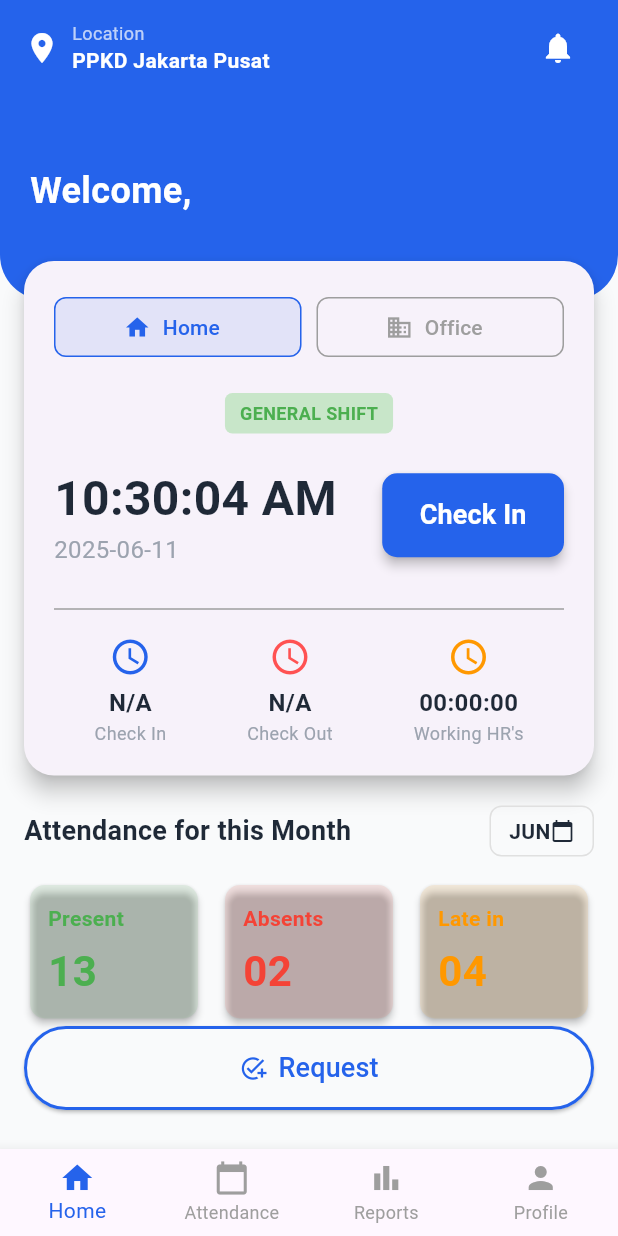
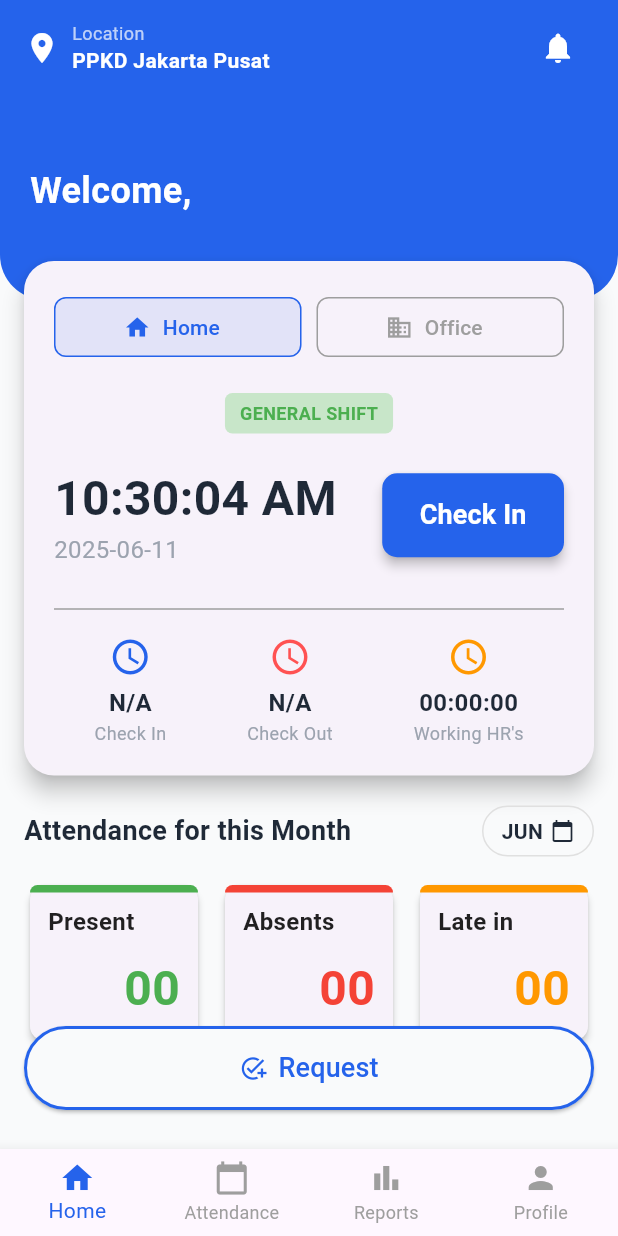
Before and after one commit to FarahAzhari/clockin_app_v1, a Flutter app: the MainScreen screen opened by its route, after a tap on "Home", on a phone screen of 412 x 824 dp. Run offline on Flutter 3.47's test engine with Material 3 defaults, Android fonts, the phone set to English and light mode, and no system bars; our stand-ins replace shared_preferences, sqflite; accounts and stored records are empty.

Commit message:
Add: Logic for Summary in Main Screen

```diff
--- a/lib/views/main_screen.dart
+++ b/lib/views/main_screen.dart
@@ -32,17 +32,17 @@ class _MainScreenState extends State<MainScreen> {
   Timer? _timer;
   AttendanceModel? _todayRecord;
 
-  // Placeholder for attendance summary counts (these would typically come from a service)
-  final int _presentCount = 13;
-  final int _absentCount = 2;
-  final int _lateInCount = 4;
+  // Actual values for attendance summary counts (no longer final)
+  int _presentCount = 0; // Changed from final and initialized to 0
+  int _absentCount = 0; // Changed from final and initialized to 0
+  int _lateInCount = 0; // Changed from final and initialized to 0
 
   @override
   void initState() {
     super.initState();
     _loadUserData();
     _updateDateTime();
-    _fetchTodayAttendance(); // Initial fetch
+    _fetchTodayAttendanceAndSummary(); // Combined initial fetch
     _timer = Timer.periodic(
       const Duration(seconds: 1),
       (_) => _updateDateTime(),
@@ -60,7 +60,7 @@ class _MainScreenState extends State<MainScreen> {
     final userName = await _sessionManager.getUsername();
     setState(() {
       _userName = userName ?? 'User'; // Default if null
-      // Set location statically as SessionManager does not provide it
+      // Set location statically as SessionManager does not provide it, using your latest provided value
       _location = 'PPKD Jakarta Pusat';
     });
   }
@@ -73,17 +73,21 @@ class _MainScreenState extends State<MainScreen> {
     });
   }
 
-  Future<void> _fetchTodayAttendance() async {
+  // Combined function to fetch today's attendance and monthly summary
+  Future<void> _fetchTodayAttendanceAndSummary() async {
     final userId = await _sessionManager.getUserIdAsInt();
 
     if (userId == null) {
-      print('Error: User ID is null. Cannot fetch attendance for today.');
+      print('Error: User ID is null. Cannot fetch attendance data.');
       setState(() {
         _todayRecord = AttendanceModel(
           userId: 0,
           date: DateFormat('yyyy-MM-dd').format(DateTime.now()),
           status: 'Not Logged In',
         );
+        _presentCount = 0;
+        _absentCount = 0;
+        _lateInCount = 0;
       });
       return;
     }
@@ -93,9 +97,13 @@ class _MainScreenState extends State<MainScreen> {
         userId,
       );
       final today = DateFormat('yyyy-MM-dd').format(DateTime.now());
+      final currentMonth = DateFormat('yyyy-MM').format(DateTime.now());
 
+      // --- Logic for _todayRecord (for the main card) ---
       final todayRecord = allAttendances.firstWhere(
-        (a) => a.date == today && a.type == null, // Only regular attendance
+        (a) =>
+            a.date == today &&
+            a.type == null, // Only regular attendance for today's record
         orElse: () => AttendanceModel(
           userId: userId,
           date: today,
@@ -105,19 +113,58 @@ class _MainScreenState extends State<MainScreen> {
         ),
       );
 
+      // --- Logic for Monthly Summary Counts ---
+      int tempPresentCount = 0;
+      int tempAbsentCount = 0;
+      int tempLateInCount = 0;
+
+      // Filter for records in the current month
+      final monthlyAttendances = allAttendances
+          .where((a) => a.date.startsWith(currentMonth))
+          .toList();
+
+      for (var attendance in monthlyAttendances) {
+        if (attendance.type == null) {
+          // Regular attendance
+          if (attendance.timeIn != null &&
+              attendance.timeIn!.isNotEmpty &&
+              attendance.timeOut != null &&
+              attendance.timeOut!.isNotEmpty) {
+            tempPresentCount++;
+          }
+          if (attendance.status.toLowerCase() == 'late') {
+            tempLateInCount++;
+          }
+        } else {
+          // Request attendance (absences)
+          final attendanceTypeLower = attendance.type!.toLowerCase();
+          if (attendanceTypeLower == 'absent' ||
+              attendanceTypeLower == 'leave' ||
+              attendanceTypeLower == 'sick' ||
+              attendanceTypeLower == 'permission' ||
+              attendanceTypeLower == 'business trip') {
+            tempAbsentCount++;
+          }
+        }
+      }
+
       setState(() {
         _todayRecord = todayRecord;
-        // Optionally update summary counts here if you have methods for them
-        // For now, keeping them static as per original code structure
+        _presentCount = tempPresentCount;
+        _absentCount = tempAbsentCount;
+        _lateInCount = tempLateInCount;
       });
     } catch (e) {
-      print('Error fetching today\'s attendance: $e');
+      print('Error fetching attendance data: $e');
       setState(() {
         _todayRecord = AttendanceModel(
           userId: userId,
           date: DateFormat('yyyy-MM-dd').format(DateTime.now()),
           status: 'Error fetching data',
         );
+        _presentCount = 0;
+        _absentCount = 0;
+        _lateInCount = 0;
       });
     }
   }
@@ -129,7 +176,7 @@ class _MainScreenState extends State<MainScreen> {
       ScaffoldMessenger.of(
         context,
       ).showSnackBar(const SnackBar(content: Text('Checked in successfully!')));
-      _fetchTodayAttendance(); // Refresh status after check-in
+      _fetchTodayAttendanceAndSummary(); // Refresh both after check-in
     } catch (e) {
       if (!mounted) return;
       ScaffoldMessenger.of(
@@ -145,7 +192,7 @@ class _MainScreenState extends State<MainScreen> {
       ScaffoldMessenger.of(context).showSnackBar(
         const SnackBar(content: Text('Checked out successfully!')),
       );
-      _fetchTodayAttendance(); // Refresh status after check-out
+      _fetchTodayAttendanceAndSummary(); // Refresh both after check-out
     } catch (e) {
       if (!mounted) return;
       showDialog(
@@ -288,7 +335,7 @@ class _MainScreenState extends State<MainScreen> {
                     MaterialPageRoute(builder: (_) => const RequestScreen()),
                   );
                   if (result == true) {
-                    _fetchTodayAttendance(); // Refresh data if a request was made
+                    _fetchTodayAttendanceAndSummary(); // Refresh both if a request was made
                   }
                 },
                 icon: const Icon(Icons.add_task, color: AppColors.primary),
@@ -300,7 +347,7 @@ class _MainScreenState extends State<MainScreen> {
                   backgroundColor: AppColors.background,
                   foregroundColor: AppColors.primary,
                   padding: const EdgeInsets.symmetric(vertical: 15),
-                  side: BorderSide(color: AppColors.primary, width: 2),
+                  side: const BorderSide(color: AppColors.primary, width: 2),
                   shape: RoundedRectangleBorder(
                     borderRadius: BorderRadius.circular(30),
                   ),
@@ -317,11 +364,8 @@ class _MainScreenState extends State<MainScreen> {
         currentIndex: 0, // Set the current index for 'Home'
         onTap: (index) async {
           // Handle navigation using named routes
-          // Handle navigation using named routes
           if (index == 0) {
-            // Already on home screen, do nothing or pop to root
-            // if you have multiple nested navigators.
-            // For now, no action needed for current index.
+            // Already on home screen, no action needed for current index.
           } else if (index == 1) {
             // Navigate to AttendanceListScreen and await result
             final result = await Navigator.pushNamed(
@@ -330,14 +374,13 @@ class _MainScreenState extends State<MainScreen> {
             );
             if (result == true) {
               // If result is true, it means a deletion occurred, so refetch data
-              _fetchTodayAttendance();
+              _fetchTodayAttendanceAndSummary(); // Refresh both after deletion
             }
           } else if (index == 2) {
             Navigator.pushNamed(context, AppRoutes.report);
           } else if (index == 3) {
             Navigator.pushNamed(context, AppRoutes.profile);
           }
-          // You can add more navigation logic here for other tabs
         },
         items: const [
           BottomNavigationBarItem(icon: Icon(Icons.home), label: 'Home'),
@@ -625,7 +668,7 @@ class _MainScreenState extends State<MainScreen> {
                 ),
                 decoration: BoxDecoration(
                   border: Border.all(color: Colors.grey.shade300),
-                  borderRadius: BorderRadius.circular(8),
+                  borderRadius: BorderRadius.circular(30),
                 ),
                 child: Row(
                   children: [
@@ -636,6 +679,7 @@ class _MainScreenState extends State<MainScreen> {
                         color: AppColors.textDark,
                       ),
                     ),
+                    SizedBox(width: 5),
                     const Icon(
                       Icons.calendar_today,
                       size: 16,
@@ -667,34 +711,57 @@ class _MainScreenState extends State<MainScreen> {
   Widget _buildSummaryCard(String title, int count, Color color) {
     return Expanded(
       child: Card(
-        color: color.withOpacity(0.1),
         shape: RoundedRectangleBorder(borderRadius: BorderRadius.circular(10)),
         elevation: 2,
-        child: Padding(
-          padding: const EdgeInsets.all(12.0),
+        child: Column(
+          children: [
+            // Top colored bar
+            Container(
+              height: 5.0, // Height of the colored bar
+              decoration: BoxDecoration(
+                color: color,
+                borderRadius: const BorderRadius.only(
+                  topLeft: Radius.circular(10),
+                  topRight: Radius.circular(10),
+                ),
+              ),
+            ),
+            Padding(
+              padding: const EdgeInsets.fromLTRB(
+                12.0,
+                8.0,
+                12.0,
+                12.0,
+              ), // Adjust padding
               child: Column(
                 crossAxisAlignment: CrossAxisAlignment.start,
                 children: [
                   Text(
                     title,
-                style: TextStyle(
-                  color: color,
-                  fontWeight: FontWeight.bold,
-                  fontSize: 14,
+                    style: const TextStyle(
+                      color: Colors.black87, // Title color is dark
+                      fontWeight: FontWeight.bold, // Title weight seems normal
+                      fontSize: 16, // Adjust title font size
                     ),
                   ),
-              const SizedBox(height: 5),
-              Text(
+                  const SizedBox(height: 10), // Space between title and count
+                  Align(
+                    alignment:
+                        Alignment.bottomRight, // Align count to bottom right
+                    child: Text(
                       count.toString().padLeft(2, '0'),
                       style: TextStyle(
-                  color: color,
+                        color: color, // Count color matches the bar
                         fontWeight: FontWeight.bold,
-                  fontSize: 28,
+                        fontSize: 32, // Adjust count font size
+                      ),
                     ),
                   ),
                 ],
               ),
             ),
+          ],
+        ),
       ),
     );
   }
```
Lines whose indentation alone changed are shown as unchanged.
